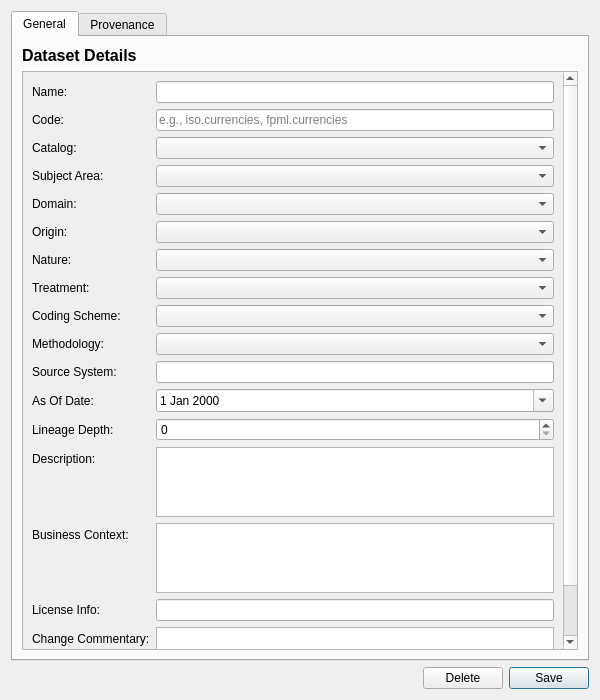
Above: projects/ores.qt/ui/DatasetDetailDialog.ui from OreStudio/OreStudio before the change. Below: the same form after it.
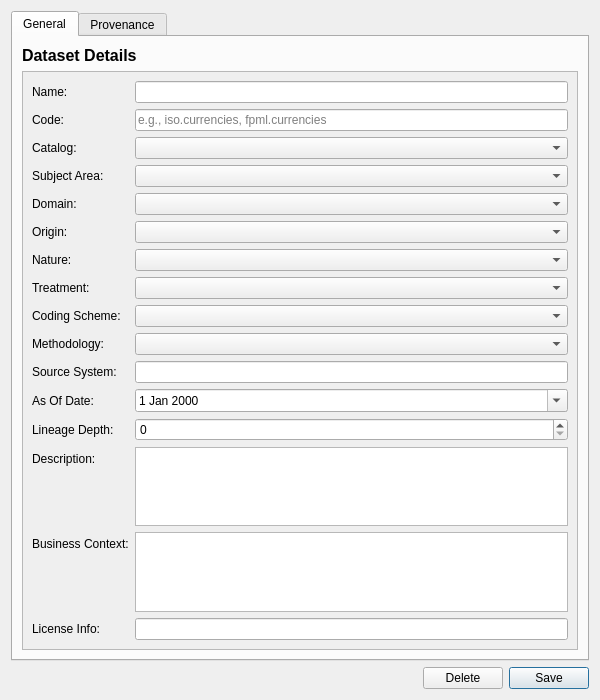
That is the form after the change. Custom widgets are drawn as their Qt base class.

What changed in the file:
```diff
--- a/projects/ores.qt/ui/DatasetDetailDialog.ui
+++ b/projects/ores.qt/ui/DatasetDetailDialog.ui
@@ -248,20 +248,6 @@
              </property>
             </widget>
            </item>
-           <item row="16" column="0">
-            <widget class="QLabel" name="commentaryLabel">
-             <property name="text">
-              <string>Change Commentary:</string>
-             </property>
-            </widget>
-           </item>
-           <item row="16" column="1">
-            <widget class="QPlainTextEdit" name="commentaryEdit">
-             <property name="maximumHeight">
-              <number>60</number>
-             </property>
-            </widget>
-           </item>
           </layout>
          </widget>
         </widget>
```
